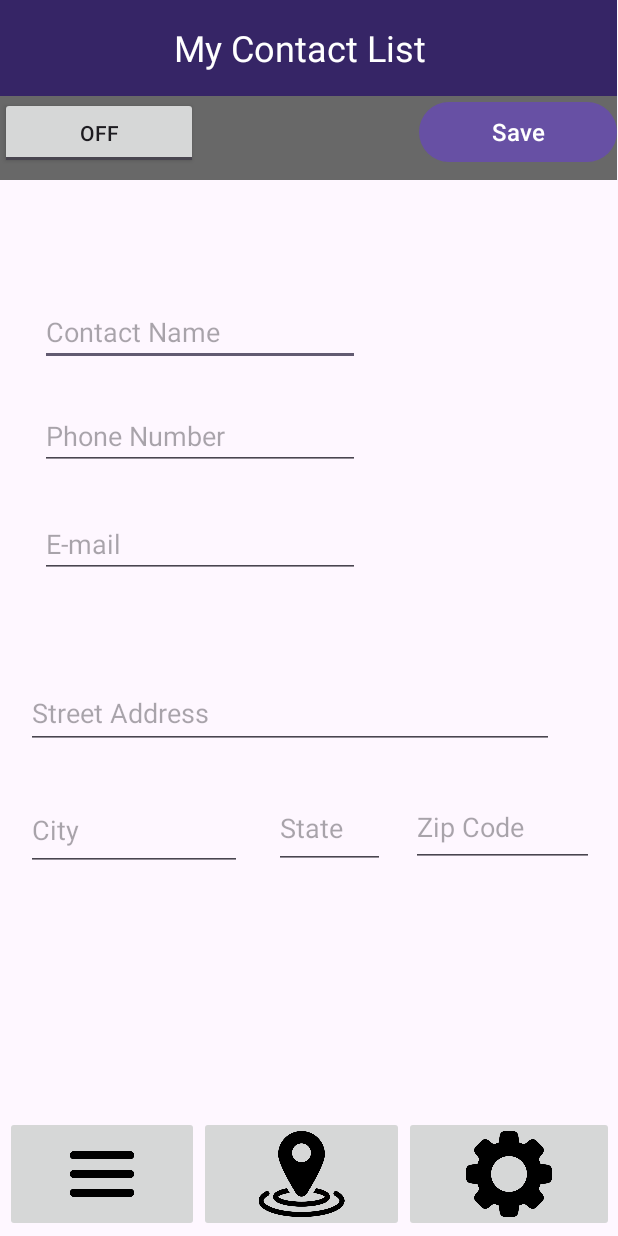
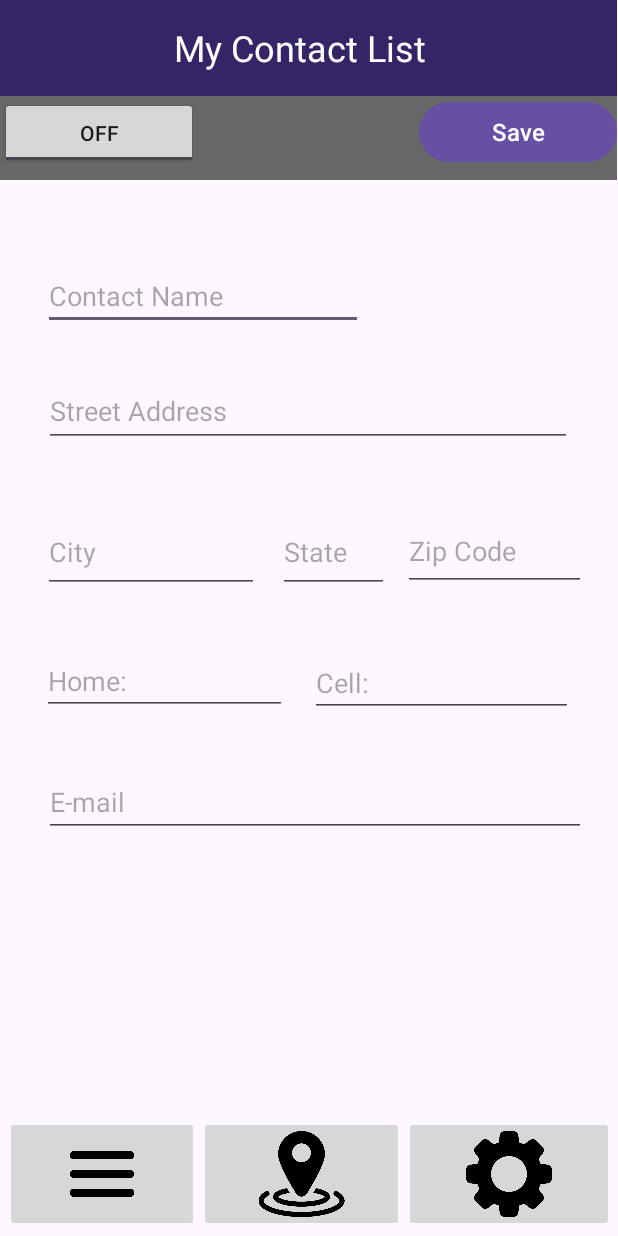
Before and after one commit to etimethedime/MobileAppProject2, an Android app: the Chapter4_MyContactList screen opened directly, with no data from a screen before it, on a phone screen of 412 x 824 dp. Run offline under Robolectric (Android 15) with nearby library versions, the phone set to English and light mode, and no system bars.

```diff
--- a/app/src/main/res/layout/activity_chapter4_my_contact_list.xml
+++ b/app/src/main/res/layout/activity_chapter4_my_contact_list.xml
@@ -53,38 +53,52 @@
         android:inputType="textPersonName"
         app:layout_constraintBottom_toBottomOf="parent"
         app:layout_constraintEnd_toEndOf="parent"
-        app:layout_constraintHorizontal_bias="0.134"
+        app:layout_constraintHorizontal_bias="0.144"
         app:layout_constraintStart_toStartOf="parent"
         app:layout_constraintTop_toTopOf="parent"
-        app:layout_constraintVertical_bias="0.255" />
+        app:layout_constraintVertical_bias="0.224" />
 
     <EditText
-        android:id="@+id/phoneNumberText"
-        android:layout_width="wrap_content"
-        android:layout_height="wrap_content"
+        android:id="@+id/cellNumberText"
+        android:layout_width="175dp"
+        android:layout_height="44dp"
         android:ems="10"
-        android:hint="Phone Number"
+        android:hint="Cell:"
         android:inputType="text"
         app:layout_constraintBottom_toBottomOf="parent"
         app:layout_constraintEnd_toEndOf="parent"
-        app:layout_constraintHorizontal_bias="0.134"
+        app:layout_constraintHorizontal_bias="0.872"
         app:layout_constraintStart_toStartOf="parent"
         app:layout_constraintTop_toTopOf="parent"
-        app:layout_constraintVertical_bias="0.344" />
+        app:layout_constraintVertical_bias="0.556" />
+
+    <EditText
+        android:id="@+id/homePhoneText"
+        android:layout_width="163dp"
+        android:layout_height="43dp"
+        android:ems="10"
+        android:hint="Home:"
+        android:inputType="text"
+        app:layout_constraintBottom_toBottomOf="parent"
+        app:layout_constraintEnd_toEndOf="parent"
+        app:layout_constraintHorizontal_bias="0.113"
+        app:layout_constraintStart_toStartOf="parent"
+        app:layout_constraintTop_toTopOf="parent"
+        app:layout_constraintVertical_bias="0.555" />
 
     <EditText
         android:id="@+id/emailText"
-        android:layout_width="wrap_content"
-        android:layout_height="wrap_content"
+        android:layout_width="361dp"
+        android:layout_height="46dp"
         android:ems="10"
         android:hint="E-mail"
         android:inputType="text"
         app:layout_constraintBottom_toBottomOf="parent"
         app:layout_constraintEnd_toEndOf="parent"
-        app:layout_constraintHorizontal_bias="0.134"
+        app:layout_constraintHorizontal_bias="0.58"
         app:layout_constraintStart_toStartOf="parent"
         app:layout_constraintTop_toTopOf="parent"
-        app:layout_constraintVertical_bias="0.437" />
+        app:layout_constraintVertical_bias="0.658" />
 
     <EditText
         android:id="@+id/streetText"
@@ -95,10 +109,10 @@
         android:inputType="text"
         app:layout_constraintBottom_toBottomOf="parent"
         app:layout_constraintEnd_toEndOf="parent"
-        app:layout_constraintHorizontal_bias="0.285"
+        app:layout_constraintHorizontal_bias="0.491"
         app:layout_constraintStart_toStartOf="parent"
         app:layout_constraintTop_toTopOf="parent"
-        app:layout_constraintVertical_bias="0.582" />
+        app:layout_constraintVertical_bias="0.323" />
 
     <EditText
         android:id="@+id/cityText"
@@ -109,10 +123,10 @@
         android:inputType="text"
         app:layout_constraintBottom_toBottomOf="parent"
         app:layout_constraintEnd_toEndOf="parent"
-        app:layout_constraintHorizontal_bias="0.064"
+        app:layout_constraintHorizontal_bias="0.108"
         app:layout_constraintStart_toStartOf="parent"
         app:layout_constraintTop_toTopOf="parent"
-        app:layout_constraintVertical_bias="0.684" />
+        app:layout_constraintVertical_bias="0.443" />
 
     <EditText
         android:id="@+id/StateText"
@@ -123,10 +137,10 @@
         android:inputType="text"
         app:layout_constraintBottom_toBottomOf="parent"
         app:layout_constraintEnd_toEndOf="parent"
-        app:layout_constraintHorizontal_bias="0.54"
+        app:layout_constraintHorizontal_bias="0.548"
         app:layout_constraintStart_toStartOf="parent"
         app:layout_constraintTop_toTopOf="parent"
-        app:layout_constraintVertical_bias="0.682" />
+        app:layout_constraintVertical_bias="0.443" />
 
     <EditText
         android:id="@+id/zipcodeText"
@@ -137,10 +151,10 @@
         android:inputType="text"
         app:layout_constraintBottom_toBottomOf="parent"
         app:layout_constraintEnd_toEndOf="parent"
-        app:layout_constraintHorizontal_bias="0.944"
+        app:layout_constraintHorizontal_bias="0.927"
         app:layout_constraintStart_toStartOf="parent"
         app:layout_constraintTop_toTopOf="parent"
-        app:layout_constraintVertical_bias="0.681" />
+        app:layout_constraintVertical_bias="0.442" />
 
     <LinearLayout
         android:id="@+id/linearLayout"
```
Also changed, not shown: app/src/main/res/layout/select_date_layout.xml (+38 -0 lines).
